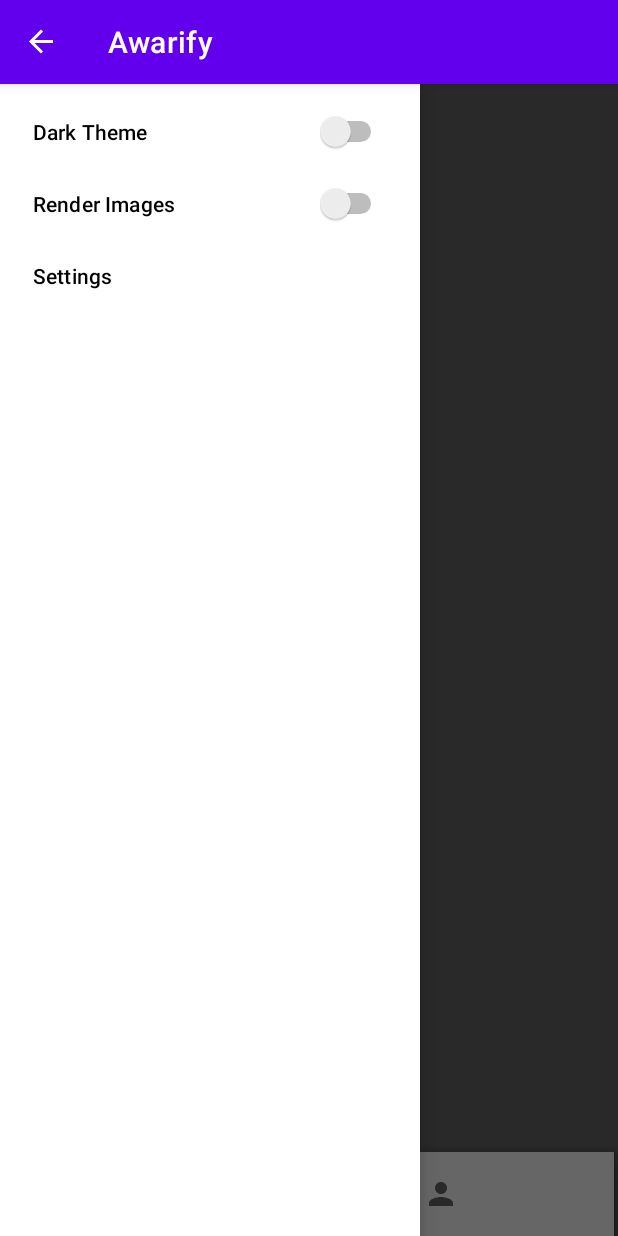
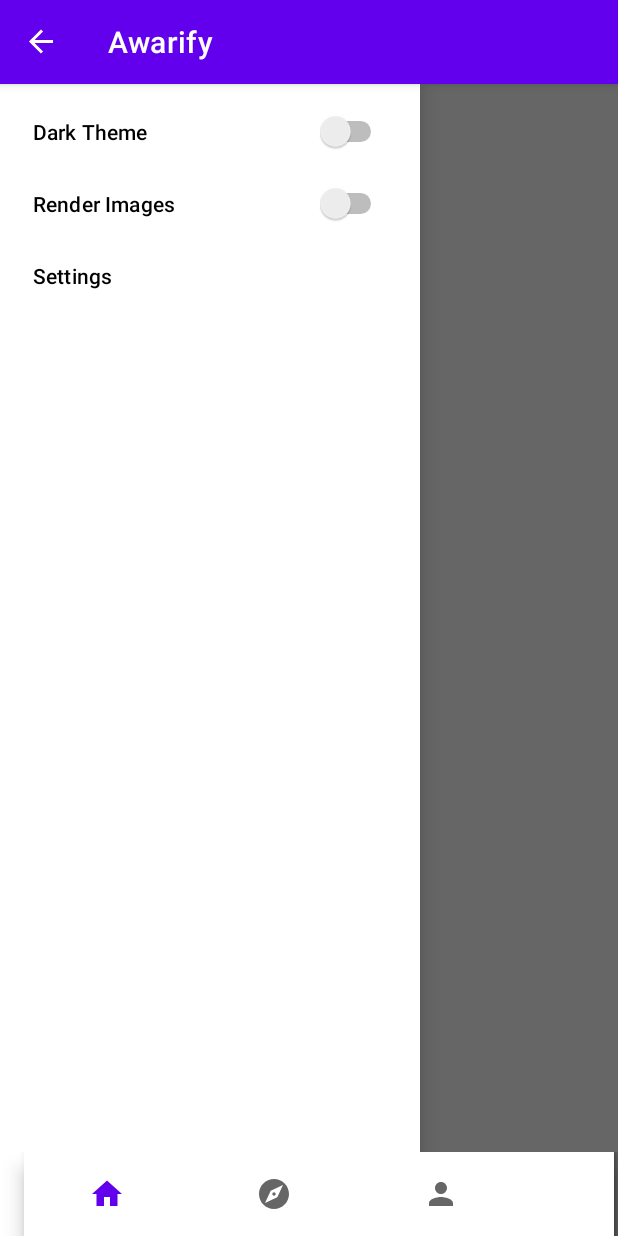
Before and after one commit to somaigaurav333/Awarify, an Android app: the screen it shows after launch once a user with an empty profile is signed in (MainActivity), with the side drawer open, on a phone screen of 412 x 824 dp. Run offline under Robolectric (Android 15) with nearby library versions, the phone set to English and light mode, and no system bars; our stand-ins replace Firebase (no records; nobody signed in at launch, a user with empty details on screens opened directly); pictures from the network do not load.

Commit message:
fixed the bug with sidebar

```diff
--- a/app/src/main/res/layout/activity_main.xml
+++ b/app/src/main/res/layout/activity_main.xml
@@ -1,11 +1,28 @@
 <?xml version="1.0" encoding="utf-8"?>
-<androidx.drawerlayout.widget.DrawerLayout xmlns:android="http://schemas.android.com/apk/res/android"
+
+
+
+<androidx.constraintlayout.widget.ConstraintLayout xmlns:android="http://schemas.android.com/apk/res/android"
     xmlns:app="http://schemas.android.com/apk/res-auto"
     xmlns:tools="http://schemas.android.com/tools"
-    android:id="@+id/drawerLayout"
+    android:id="@+id/conLayout"
     android:layout_width="match_parent"
     android:layout_height="match_parent"
     tools:context=".MainActivity">
+
+
+    <androidx.drawerlayout.widget.DrawerLayout
+        android:layout_width="match_parent"
+        android:layout_height="match_parent"
+        android:id="@+id/drawerLayout">
+
+        <androidx.fragment.app.FragmentContainerView
+            android:id="@+id/fragment"
+            android:layout_width="match_parent"
+            android:layout_height="match_parent"
+            app:layout_constraintStart_toStartOf="parent"
+            app:layout_constraintTop_toTopOf= "parent"
+            />
 
 
 
@@ -17,20 +34,20 @@
         android:layout_gravity="start"
         android:fitsSystemWindows="true"
         app:layout_constraintBottom_toBottomOf="parent"
-        app:layout_constraintStart_toStartOf="@+id/newsList"
+        app:layout_constraintStart_toStartOf="parent"
         app:layout_constraintTop_toTopOf="parent"
         app:menu="@menu/sidebar"
         >
 
 
+
+
     </com.google.android.material.navigation.NavigationView>
 
-    <androidx.fragment.app.FragmentContainerView
-        android:id="@+id/fragment"
-        android:layout_width="match_parent"
-        android:layout_height="wrap_content"
-        app:layout_constraintBottom_toTopOf="@+id/navbar"
-        />
+
+    </androidx.drawerlayout.widget.DrawerLayout>
+
+
 
     <androidx.coordinatorlayout.widget.CoordinatorLayout
         android:layout_width="match_parent"
@@ -46,7 +63,8 @@
             android:layout_gravity="bottom"
             app:layout_constraintBottom_toBottomOf="parent"
             app:layout_constraintEnd_toEndOf="parent"
-            app:layout_constraintStart_toStartOf="parent" >
+            app:layout_constraintStart_toStartOf="parent"
+            >
 
             <com.google.android.material.bottomnavigation.BottomNavigationView
                 android:id="@+id/navbar"
@@ -67,4 +85,4 @@
 
 
 
-</androidx.drawerlayout.widget.DrawerLayout>
+</androidx.constraintlayout.widget.ConstraintLayout>
```
